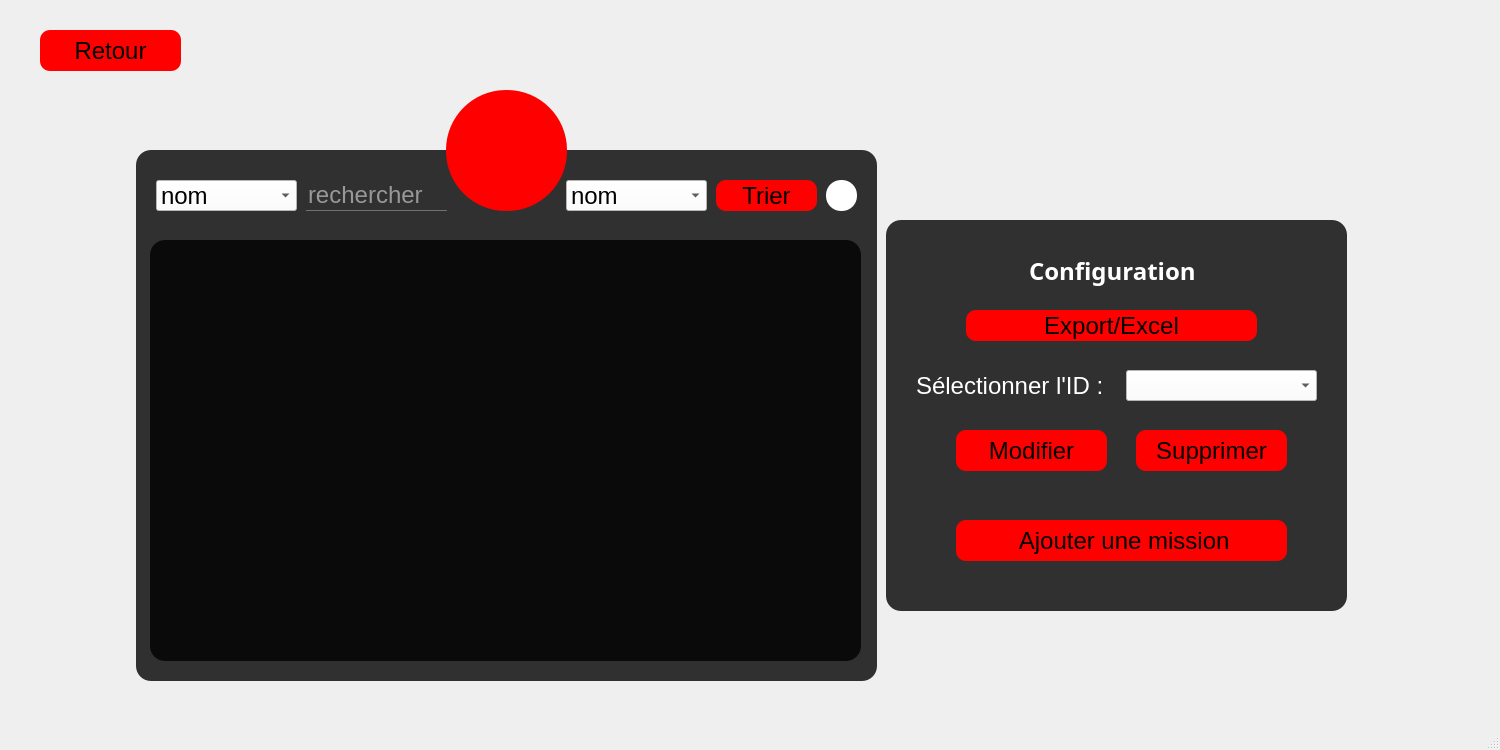
This is policestation.ui in nefissaKhiari/Smart_Plolice_Station as Qt 5 draws it before an edit. The edited form follows.
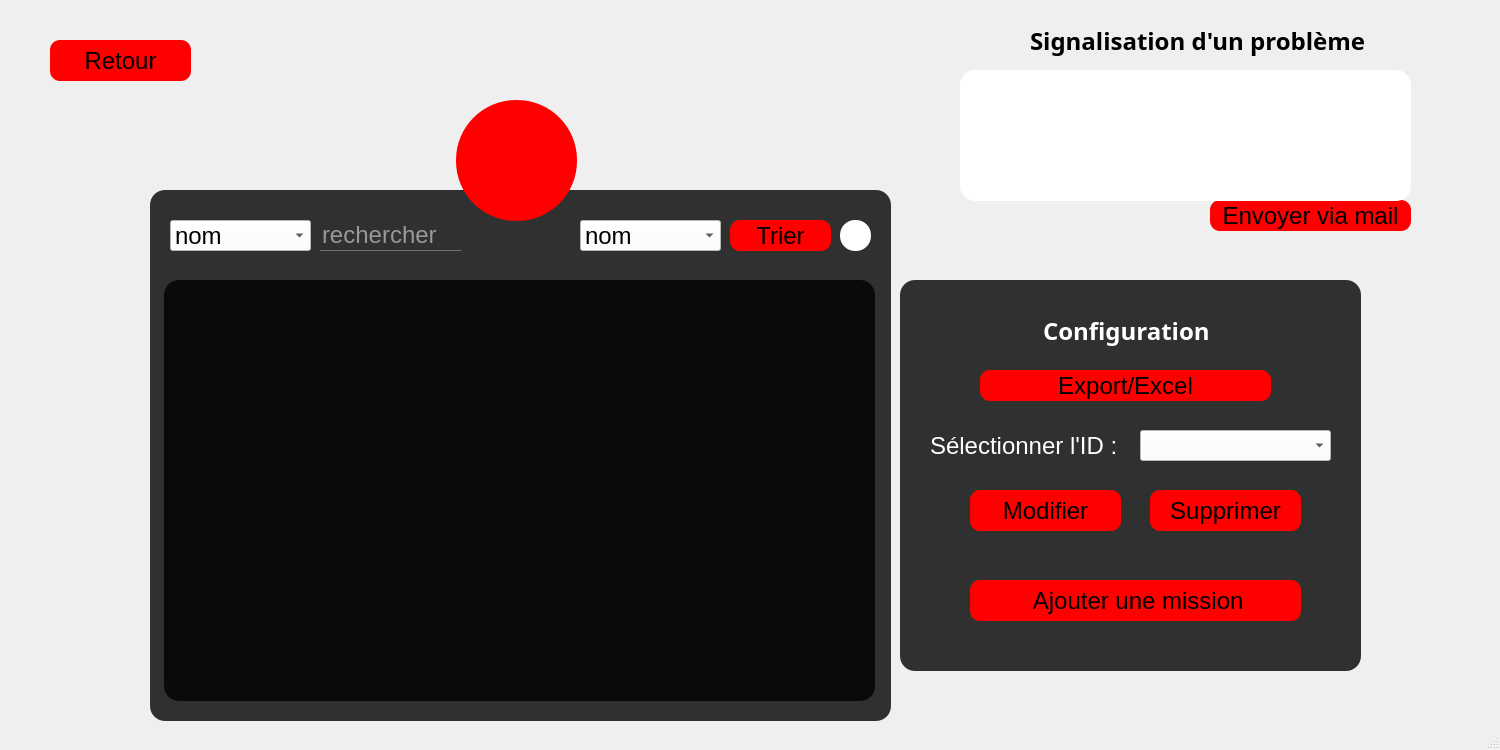
This is the edited form. The open tabs and pages were chosen to show the change. Icons and pictures are not drawn.

Diff of the .ui file:
```diff
--- a/policestation.ui
+++ b/policestation.ui
@@ -74,8 +74,8 @@
    <widget class="QStackedWidget" name="stackedWidget">
     <property name="geometry">
      <rect>
-      <x>-10</x>
-      <y>0</y>
+      <x>0</x>
+      <y>10</y>
       <width>1501</width>
       <height>711</height>
      </rect>
@@ -8343,8 +8343,8 @@
      <widget class="QFrame" name="frame_39">
       <property name="geometry">
        <rect>
-        <x>146</x>
-        <y>150</y>
+        <x>150</x>
+        <y>180</y>
         <width>741</width>
         <height>531</height>
        </rect>
@@ -8513,8 +8513,8 @@
      <widget class="QFrame" name="frame_40">
       <property name="geometry">
        <rect>
-        <x>896</x>
-        <y>220</y>
+        <x>900</x>
+        <y>270</y>
         <width>461</width>
         <height>391</height>
        </rect>
@@ -8691,6 +8691,67 @@
        </size>
       </property>
      </widget>
+     <widget class="QPushButton" name="export_excel_3">
+      <property name="geometry">
+       <rect>
+        <x>1210</x>
+        <y>190</y>
+        <width>201</width>
+        <height>31</height>
+       </rect>
+      </property>
+      <property name="text">
+       <string>Envoyer via mail</string>
+      </property>
+      <property name="icon">
+       <iconset>
+        <normaloff>:/Recources/Images/ascending-sort.png</normaloff>:/Recources/Images/ascending-sort.png</iconset>
+      </property>
+      <property name="iconSize">
+       <size>
+        <width>18</width>
+        <height>18</height>
+       </size>
+      </property>
+     </widget>
+     <widget class="QPlainTextEdit" name="plainTextEdit">
+      <property name="geometry">
+       <rect>
+        <x>960</x>
+        <y>60</y>
+        <width>451</width>
+        <height>131</height>
+       </rect>
+      </property>
+      <property name="styleSheet">
+       <string notr="true">background: white;</string>
+      </property>
+     </widget>
+     <widget class="QLabel" name="L_ConfigAffaire_5">
+      <property name="geometry">
+       <rect>
+        <x>1030</x>
+        <y>10</y>
+        <width>391</width>
+        <height>41</height>
+       </rect>
+      </property>
+      <property name="font">
+       <font>
+        <family>century gothic</family>
+        <pointsize>-1</pointsize>
+        <weight>75</weight>
+        <bold>true</bold>
+       </font>
+      </property>
+      <property name="styleSheet">
+       <string notr="true">background: transparent;
+color: black;</string>
+      </property>
+      <property name="text">
+       <string>Signalisation d'un problème</string>
+      </property>
+     </widget>
     </widget>
     <widget class="QWidget" name="Ajouter_missions">
      <widget class="QFrame" name="box_2">
```
Left out of the diff: 6 changed lines with no effect on the pictures.
